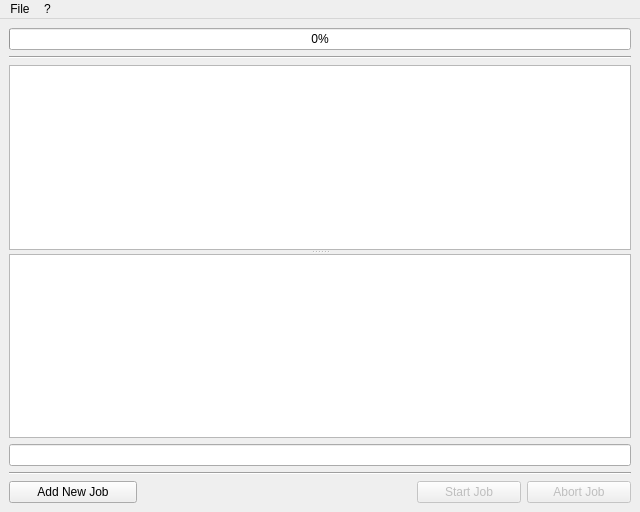
The window that gui/win_main.ui (lordmulder/Simple-x264-Launcher) describes before a commit, drawn with Qt 5.
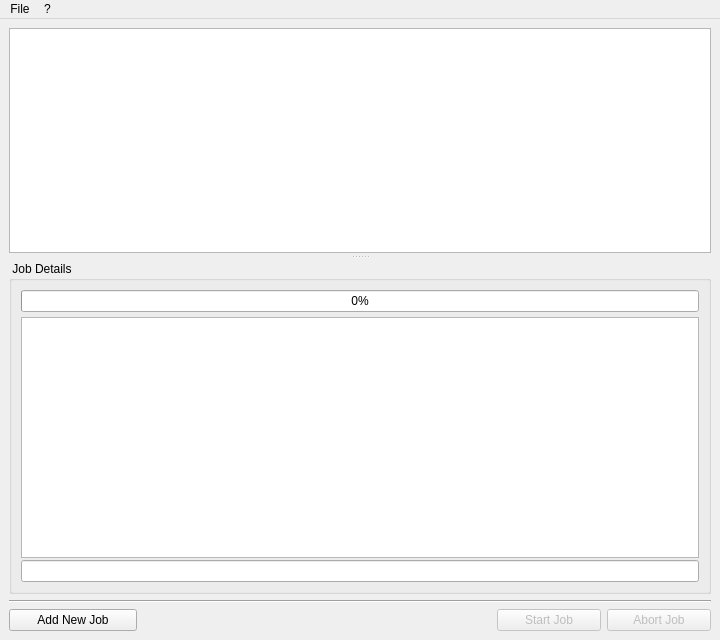
The same window after the commit. Icons and pictures are not drawn.

The edit to the form file:
```diff
--- a/gui/win_main.ui
+++ b/gui/win_main.ui
@@ -6,8 +6,8 @@
    <rect>
     <x>0</x>
     <y>0</y>
-    <width>640</width>
-    <height>512</height>
+    <width>720</width>
+    <height>640</height>
    </rect>
   </property>
   <property name="windowTitle">
@@ -15,31 +15,14 @@
   </property>
   <widget class="QWidget" name="centralwidget">
    <layout class="QVBoxLayout" name="verticalLayout">
-    <item>
-     <widget class="QProgressBar" name="progressBar">
-      <property name="value">
-       <number>0</number>
-      </property>
-      <property name="alignment">
-       <set>Qt::AlignCenter</set>
-      </property>
-     </widget>
-    </item>
-    <item>
-     <widget class="QFrame" name="frame_2">
-      <property name="frameShape">
-       <enum>QFrame::HLine</enum>
-      </property>
-      <property name="frameShadow">
-       <enum>QFrame::Sunken</enum>
-      </property>
-     </widget>
-    </item>
     <item>
      <widget class="QSplitter" name="splitter">
       <property name="orientation">
        <enum>Qt::Vertical</enum>
       </property>
+      <property name="handleWidth">
+       <number>8</number>
+      </property>
       <property name="childrenCollapsible">
        <bool>false</bool>
       </property>
@@ -69,13 +52,53 @@
         <bool>false</bool>
        </attribute>
       </widget>
+      <widget class="QGroupBox" name="groupBox">
+       <property name="title">
+        <string> Job Details </string>
+       </property>
+       <layout class="QVBoxLayout" name="verticalLayout_2">
+        <property name="spacing">
+         <number>2</number>
+        </property>
+        <item>
+         <widget class="QProgressBar" name="progressBar">
+          <property name="value">
+           <number>0</number>
+          </property>
+          <property name="alignment">
+           <set>Qt::AlignCenter</set>
+          </property>
+         </widget>
+        </item>
+        <item>
+         <spacer name="verticalSpacer">
+          <property name="orientation">
+           <enum>Qt::Vertical</enum>
+          </property>
+          <property name="sizeType">
+           <enum>QSizePolicy::Fixed</enum>
+          </property>
+          <property name="sizeHint" stdset="0">
+           <size>
+            <width>20</width>
+            <height>3</height>
+           </size>
+          </property>
+         </spacer>
+        </item>
+        <item>
       <widget class="QListView" name="logView">
        <property name="font">
         <font>
          <family>Lucida Console</family>
         </font>
        </property>
-      </widget>
+          <property name="selectionMode">
+           <enum>QAbstractItemView::NoSelection</enum>
+          </property>
+          <property name="selectionBehavior">
+           <enum>QAbstractItemView::SelectRows</enum>
+          </property>
      </widget>
     </item>
     <item>
@@ -91,6 +114,10 @@
       </property>
      </widget>
     </item>
+       </layout>
+      </widget>
+     </widget>
+    </item>
     <item>
      <widget class="QFrame" name="frame">
       <property name="frameShape">
@@ -182,7 +209,7 @@
     <rect>
      <x>0</x>
      <y>0</y>
-     <width>640</width>
+     <width>720</width>
      <height>21</height>
     </rect>
    </property>
```
Left out of the diff: 8 changed lines with no effect on the pictures. Lines whose indentation alone changed are shown as unchanged.
